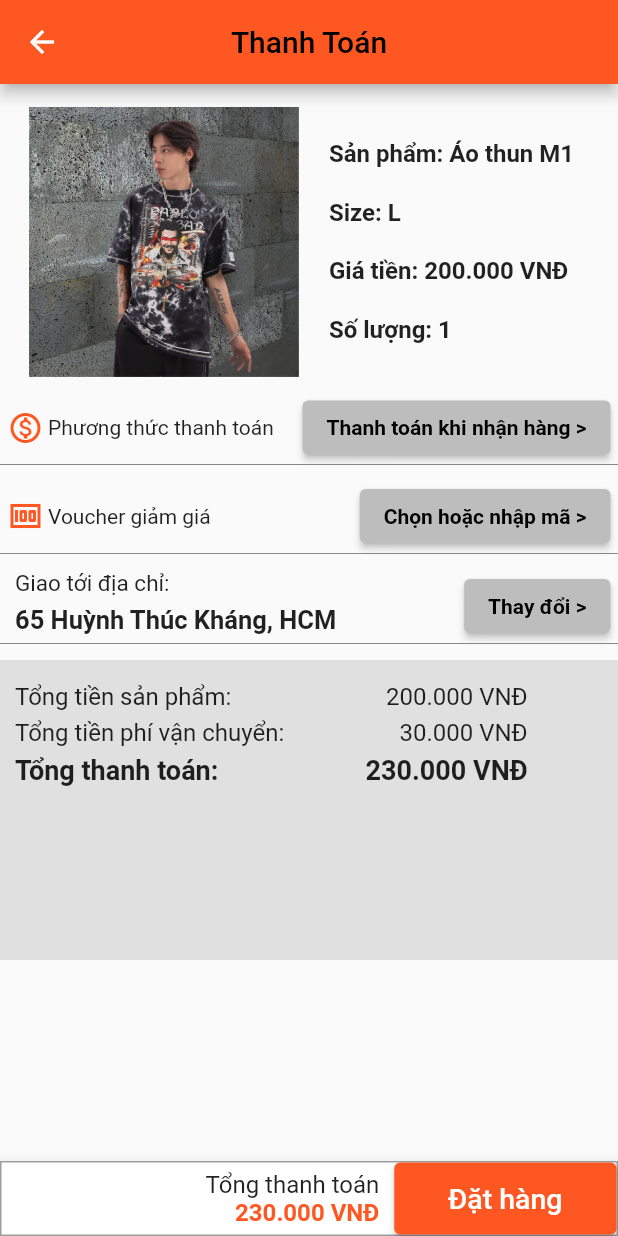
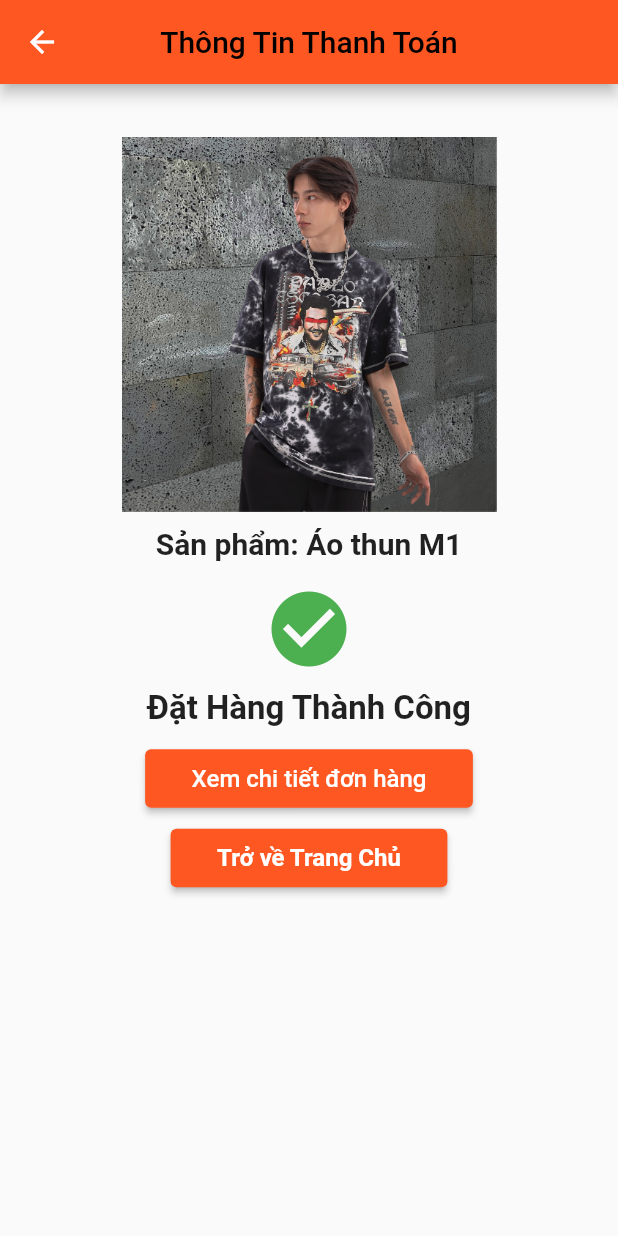
Before and after one commit to congvo0412/DoAnLTDD, a Flutter app: the CheckoutPage screen opened directly with sample values from the repository, after a tap on "Đặt hàng", on a phone screen of 412 x 824 dp. Run offline on Flutter 3.47's test engine with Material 2 defaults, Android fonts, the phone set to English and light mode, and no system bars; our stand-ins replace readmore.

Commit message:
add checkout_success

```diff
--- a/lib/screens/checkout.dart
+++ b/lib/screens/checkout.dart
@@ -1,6 +1,7 @@
 import 'dart:io';
 import 'package:flutter/material.dart';
 import '../models/product_model.dart';
+import '../screens/checkout_success.dart';
 
 class CheckoutPage extends StatelessWidget{
   const CheckoutPage({Key? key}) : super(key: key);
@@ -267,7 +268,13 @@ class BottomBar extends StatelessWidget{
                   child: Text("Đặt hàng",
                         style:TextStyle(fontSize:19,)),
                 ),
-                onPressed: (){},
+                onPressed: (){
+                  Navigator.push(context,
+                        MaterialPageRoute(builder: (context) =>const  CheckoutSuccessPage(),
+                        settings: RouteSettings(
+                          arguments: args,
+                        )));
+                },
               ),
             ),
           ],
--- /dev/null
+++ b/lib/screens/checkout_success.dart
@@ -0,0 +1,95 @@
+import 'package:flutter/material.dart';
+import '../models/product_model.dart';
+import '../main.dart';
+
+class CheckoutSuccessPage extends StatelessWidget{
+  const CheckoutSuccessPage({Key? key}) : super(key: key);
+  @override
+  Widget build(BuildContext context){
+    final Product args = ModalRoute.of(context)!.settings.arguments as Product;
+    return Scaffold(
+      appBar: AppBar(
+        centerTitle: true,
+        backgroundColor: Colors.deepOrange,
+        title: Text(
+          "Thông Tin Thanh Toán",
+          style: TextStyle(fontSize: 20,color: Colors.black,)
+        ),
+      ),
+      body: SafeArea(
+        child:ListView(
+        children: [
+          Padding(
+            padding: const EdgeInsets.only(top:15),
+            child: Column(
+              mainAxisAlignment: MainAxisAlignment.center,
+              children: [
+                Padding(padding:EdgeInsets.only(top:20)),
+                Image(
+                  image: AssetImage('assets/images/${args.image}'),
+                  width: 250,
+                  height: 250,
+                  fit: BoxFit.fill,
+                  ),
+                Column(
+                  crossAxisAlignment: CrossAxisAlignment.center,
+                  children: [
+                    Padding (
+                      padding: EdgeInsets.all(10),
+                      child: Text("Sản phẩm: ${args.name}",
+                      style:TextStyle(fontSize:20, fontWeight: FontWeight.bold,))
+                    ),
+                     Padding (
+                      padding: EdgeInsets.all(5),
+                      child: Icon(Icons.check_circle,color:Colors.green,size:60),
+
+                     ),
+                      Padding (
+                      padding: EdgeInsets.all(5),
+                      child: Text("Đặt Hàng Thành Công",
+                      style:TextStyle(fontSize:22, fontWeight: FontWeight.bold,))
+                    ),
+                    Padding (
+                      padding: EdgeInsets.all(5),
+                      child: ElevatedButton(
+              style: ElevatedButton.styleFrom(primary: Colors.deepOrange,),
+              child: Padding(
+                padding: EdgeInsets.symmetric(vertical: 10, horizontal: 15),
+                child: Text(
+                  'Xem chi tiết đơn hàng',
+                  style: TextStyle(fontSize: 16),
+                ),
+              ),
+              onPressed: ()  {
+              },
+            ),
+                    ),
+                    Padding (
+                      padding: EdgeInsets.all(0),
+                      child: ElevatedButton(
+              style: ElevatedButton.styleFrom(primary: Colors.deepOrange,),
+              child: Padding(
+                padding: EdgeInsets.symmetric(vertical: 10, horizontal: 15),
+                child: Text(
+                  'Trở về Trang Chủ',
+                  style: TextStyle(fontSize: 16,fontWeight: FontWeight.bold,),
+                ),
+              ),
+              onPressed: ()  {
+                       Navigator.push(context,
+                        MaterialPageRoute(builder: (context) =>const ShopingTab(),
+                        ));
+              },
+            ),
+                    ),
+                  ],
+                ),
+              ],
+            ),
+          ),
+        ],
+        ),
+      ),
+  );
+  }
+}
--- a/lib/screens/product_details.dart
+++ b/lib/screens/product_details.dart
@@ -131,7 +131,7 @@ class DetailPage extends StatelessWidget{
                     topLeft: Radius.circular(10),
                     bottomLeft: Radius.circular(10),
                   ),
-                  color: Colors.deepOrange),
+                  color: Colors.lightBlue),
               child: Text(
                 '${product.price}00 VNĐ',
                 style: TextStyle(
@@ -159,7 +159,7 @@ class DetailPage extends StatelessWidget{
                     topLeft: Radius.circular(10),
                     bottomLeft: Radius.circular(10),
                   ),
-                  color: Colors.deepOrange),
+                  color: Colors.lightBlue),
               child: Text(
                 '${product.size}',
                 style: TextStyle(
@@ -225,7 +225,7 @@ class DetailPage extends StatelessWidget{
           Container(
             padding:EdgeInsets.all(4),
             decoration: const BoxDecoration(
-                        color: Colors.lightBlue,
+                        color: Colors.deepOrange,
                         borderRadius: BorderRadius.all( Radius.circular(5))
                     ),
             child: IconButton(
@@ -236,7 +236,7 @@ class DetailPage extends StatelessWidget{
           Padding(
             padding: const EdgeInsets.only(right: 8),
             child: ElevatedButton(
-              style: ElevatedButton.styleFrom(primary: Colors.lightBlue,),
+              style: ElevatedButton.styleFrom(primary: Colors.deepOrange,),
               child: Padding(
                 padding: EdgeInsets.symmetric(vertical: 17, horizontal: 20),
                 child: Text(
```
